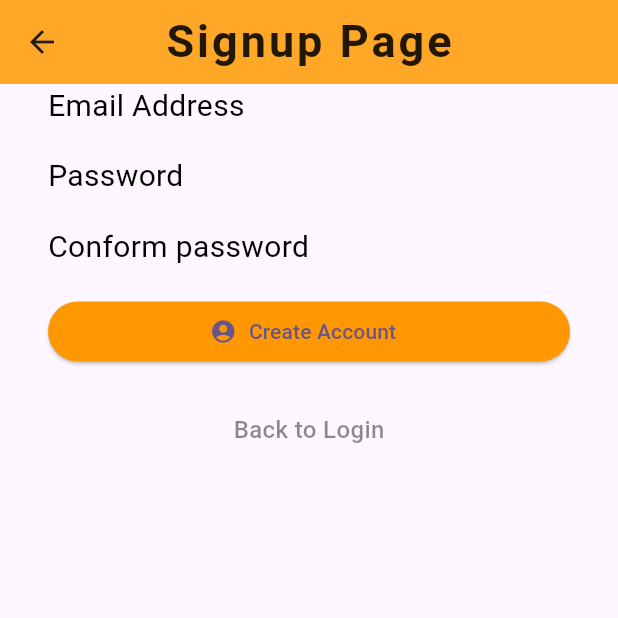
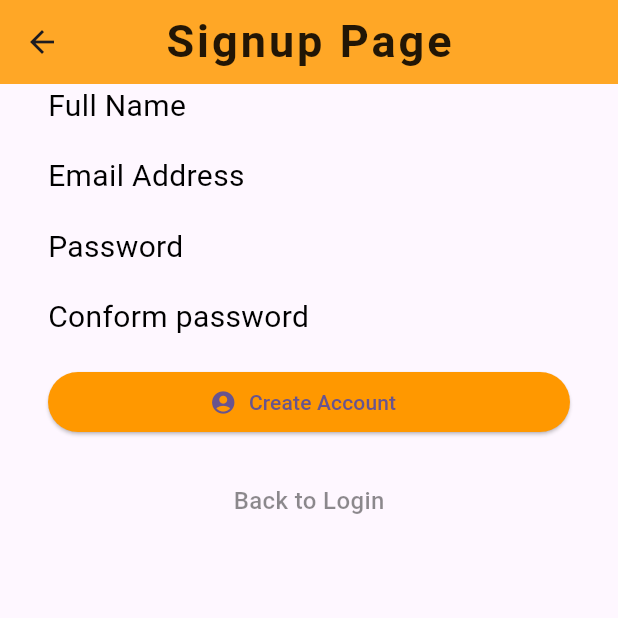
Before and after one commit to Ratndeep1999/database_practice, a Flutter app: the SignupPage screen opened directly, on a phone screen of 412 x 824 dp, the top half of it. Run offline on Flutter 3.47's test engine with Material 3 defaults, Android fonts, the phone set to English and light mode, and no system bars; accounts and stored records are empty.

Commit message:
Full name label add

```diff
--- a/lib/signup_page.dart
+++ b/lib/signup_page.dart
@@ -31,6 +31,16 @@ class _SignupPageState extends State<SignupPage> {
           child: Column(
             crossAxisAlignment: CrossAxisAlignment.start,
             children: [
+
+              /// Full name label
+              LabelWidget(
+                label: 'Full Name',
+                fontColor: Colors.black,
+                fontSize: 20.0,
+                fontWeight: FontWeight.w400,
+              ),
+              SizedBox(height: 18.0),
+
               /// Email label
               LabelWidget(
                 label: 'Email Address',
```
